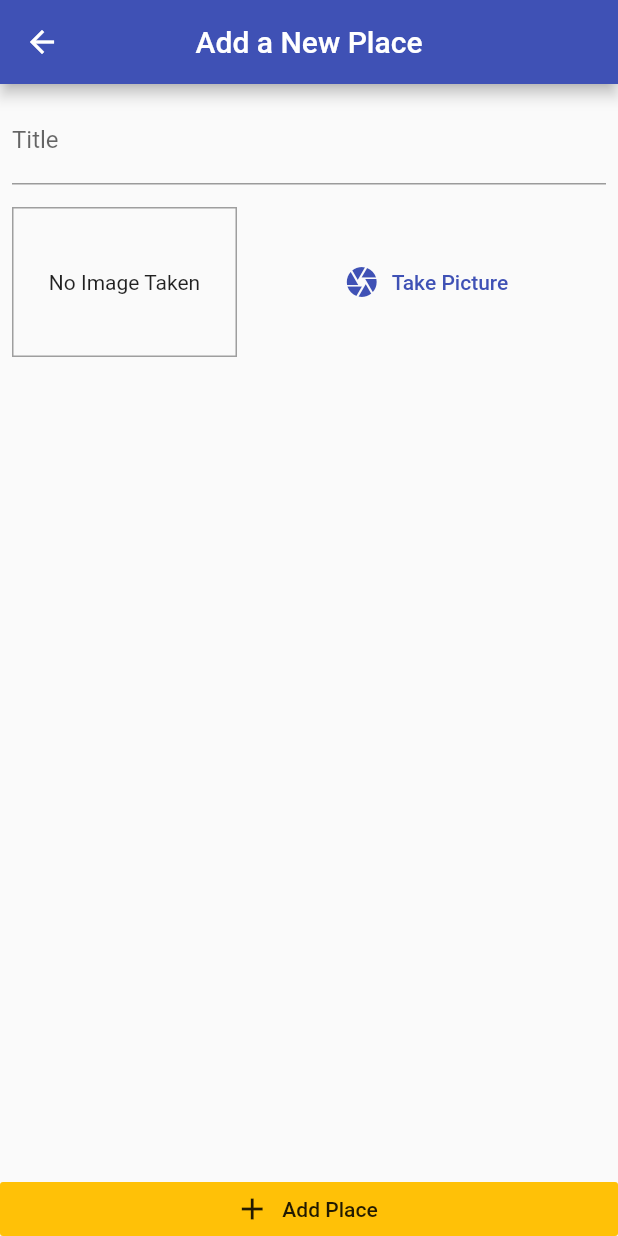
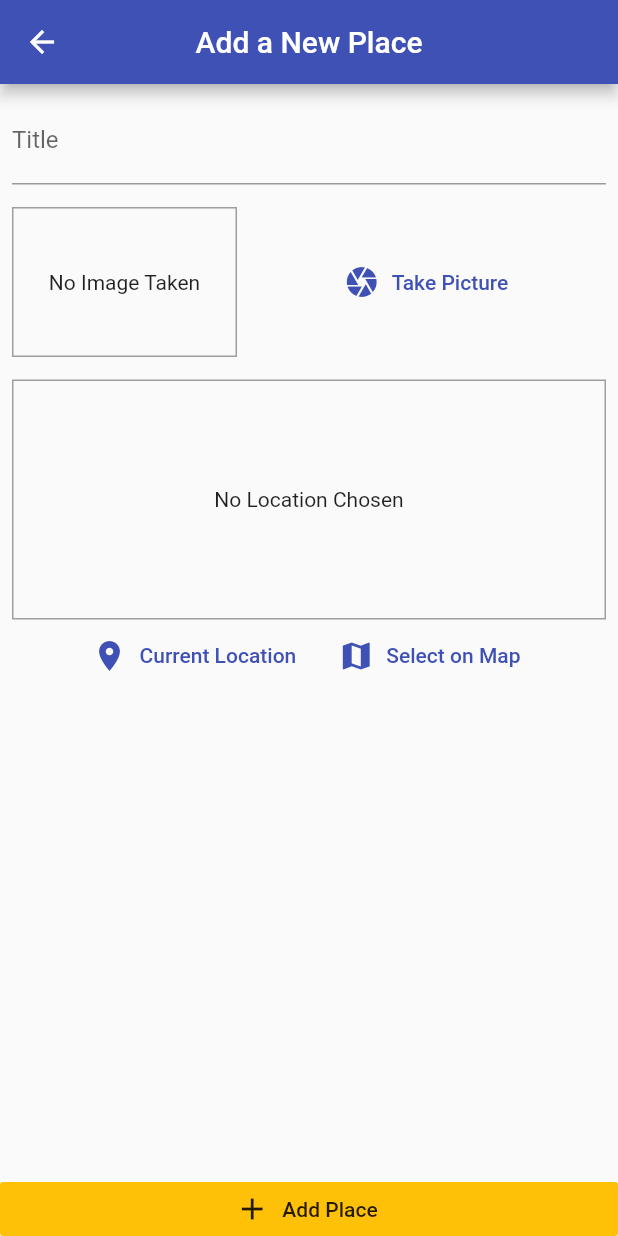
Before and after one commit to Rapcohen/MyPlaces-App, a Flutter app: the AddPlaceScreen screen opened by its route, on a phone screen of 412 x 824 dp. Run offline on Flutter 3.47's test engine with Material 2 defaults, Android fonts, the phone set to English and light mode, and no system bars; our stand-ins replace image_picker, location, sqflite; accounts and stored records are empty.

Commit message:
added location feature

```diff
--- /dev/null
+++ b/lib/helpers/location_helper.dart
@@ -0,0 +1,8 @@
+import 'package:my_places_app/API.dart';
+
+class LocationHelper {
+  static String generateLocationPreviewImage(
+      {double latitude, double longitude}) {
+    return 'https://maps.googleapis.com/maps/api/staticmap?center=$latitude,$longitude&zoom=13&size=600x300&maptype=roadmap&markers=color:red%7Clabel:C%7C$latitude,$longitude&key=${API.GOOGLE_API_KEY}';
+  }
+}
--- a/lib/screens/add_place_screen.dart
+++ b/lib/screens/add_place_screen.dart
@@ -4,6 +4,7 @@ import 'package:flutter/material.dart';
 import 'package:my_places_app/providers/places.dart';
 
 import 'package:my_places_app/widgets/image_input.dart';
+import 'package:my_places_app/widgets/location_input.dart';
 import 'package:provider/provider.dart';
 
 class AddPlaceScreen extends StatefulWidget {
@@ -43,6 +44,10 @@ class _AddPlaceScreenState extends State<AddPlaceScreen> {
                       height: 15,
                     ),
                     ImageInput(onSelectImage: _selectImage),
+                    SizedBox(
+                      height: 15,
+                    ),
+                    LocationInput(),
                   ],
                 ),
               ),
@@ -55,7 +60,7 @@ class _AddPlaceScreenState extends State<AddPlaceScreen> {
             elevation: 0,
             materialTapTargetSize: MaterialTapTargetSize.shrinkWrap,
             onPressed: _savePlace,
-          )
+          ),
         ],
       ),
     );
--- /dev/null
+++ b/lib/widgets/location_input.dart
@@ -0,0 +1,61 @@
+import 'package:flutter/material.dart';
+import 'package:location/location.dart';
+
+class LocationInput extends StatefulWidget {
+  LocationInput({Key key}) : super(key: key);
+
+  @override
+  _LocationInputState createState() => _LocationInputState();
+}
+
+class _LocationInputState extends State<LocationInput> {
+  String _previewImageUrl;
+
+  @override
+  Widget build(BuildContext context) {
+    return Column(
+      children: [
+        Container(
+          height: 160,
+          width: double.infinity,
+          alignment: Alignment.center,
+          decoration:
+              BoxDecoration(border: Border.all(width: 1, color: Colors.grey)),
+          child: _previewImageUrl == null
+              ? const Text(
+                  'No Location Chosen',
+                  textAlign: TextAlign.center,
+                )
+              : Image.network(
+                  _previewImageUrl,
+                  fit: BoxFit.cover,
+                  width: double.infinity,
+                ),
+        ),
+        Row(
+          mainAxisAlignment: MainAxisAlignment.center,
+          children: [
+            FlatButton.icon(
+              icon: Icon(Icons.location_on),
+              label: const Text('Current Location'),
+              textColor: Theme.of(context).primaryColor,
+              onPressed: _getUserLocation,
+            ),
+            FlatButton.icon(
+              icon: Icon(Icons.map),
+              label: const Text('Select on Map'),
+              textColor: Theme.of(context).primaryColor,
+              onPressed: () {
+                //..
+              },
+            ),
+          ],
+        )
+      ],
+    );
+  }
+
+  Future<void> _getUserLocation() async {
+    final locData = await Location().getLocation();
+  }
+}
--- a/pubspec.yaml
+++ b/pubspec.yaml
@@ -28,6 +28,7 @@ dependencies:
   path_provider: ^1.6.27
   path: ^1.7.0
   sqflite: ^1.3.2+3
+  location: ^3.2.4
 
 
   # The following adds the Cupertino Icons font to your application.
```
Also changed, not shown: pubspec.lock, 1 other file.
